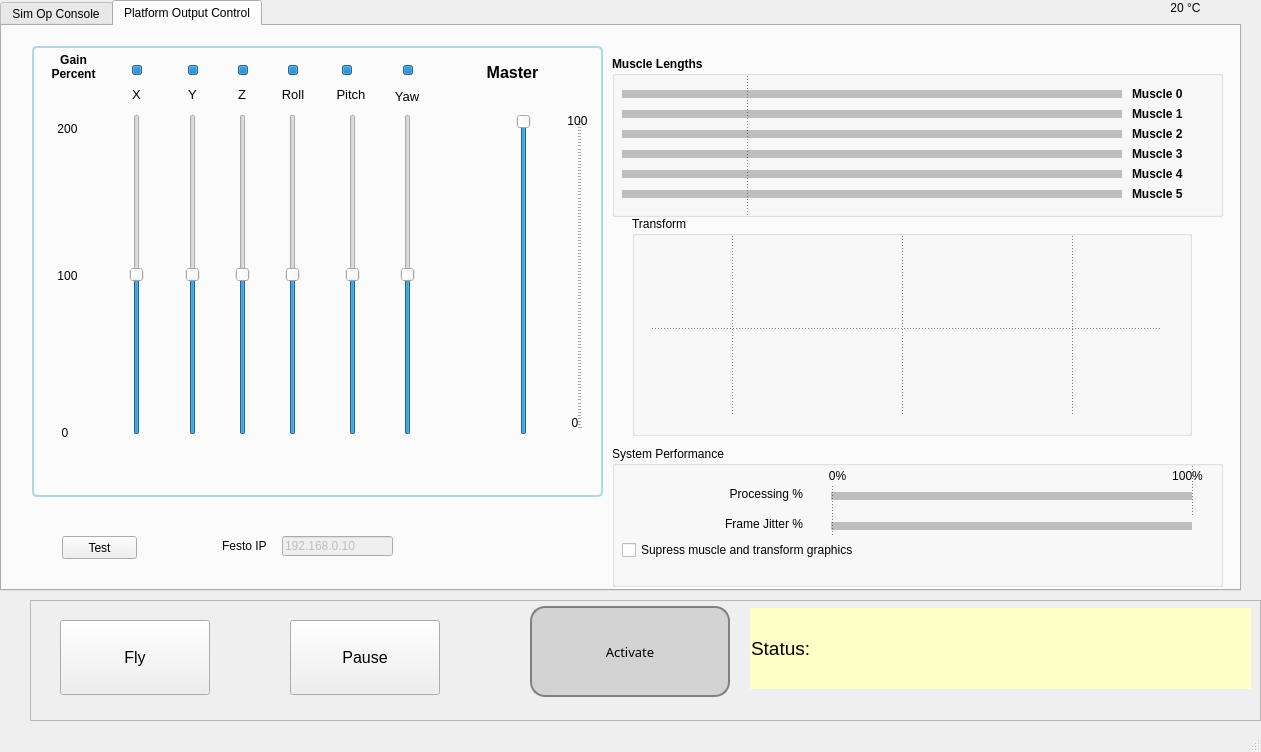
The window that SimInterface_1280.ui (michaelmargolis/SimOpConsole) describes before a commit, drawn with Qt 5.
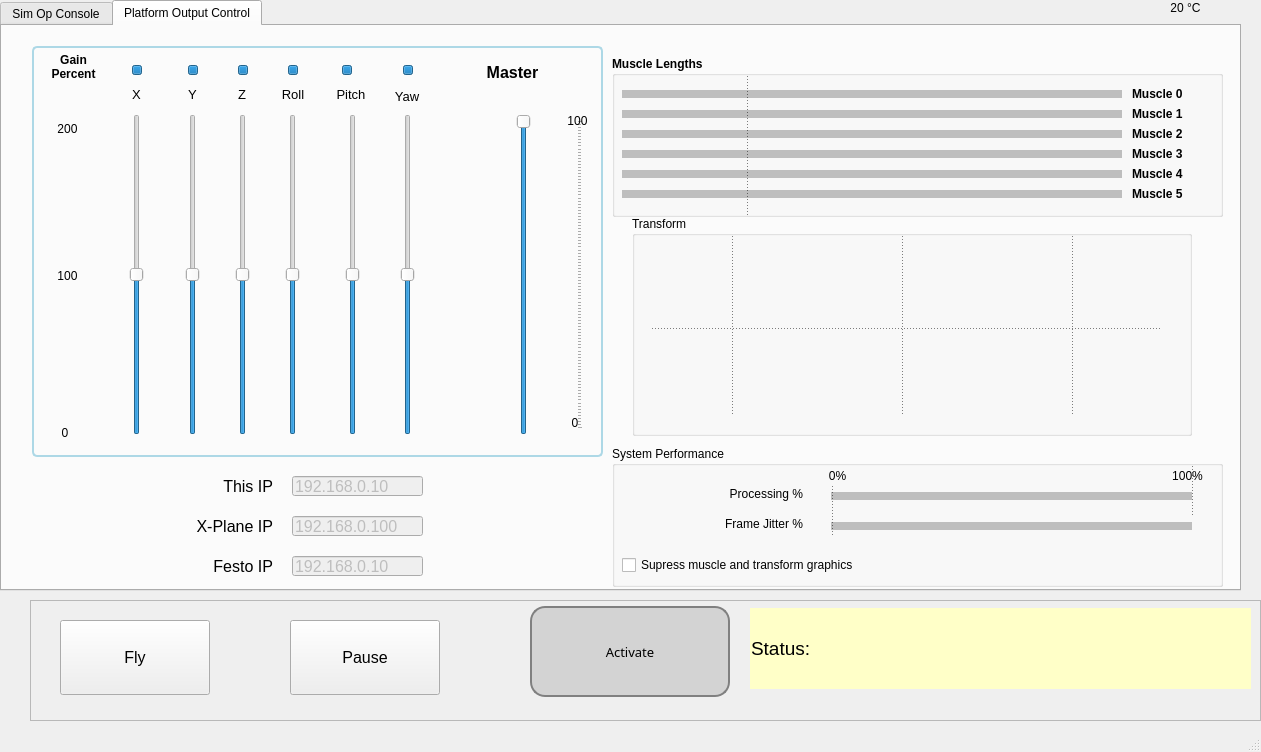
The same window after the commit. The open tabs and pages were chosen to show the change. Icons and pictures are not drawn.

Commit message: updates to core and ui for revised state machine

Patch:
```diff
--- a/SimInterface_1280.ui
+++ b/SimInterface_1280.ui
@@ -1571,7 +1571,7 @@
         <x>30</x>
         <y>20</y>
         <width>571</width>
-        <height>451</height>
+        <height>411</height>
        </rect>
       </property>
       <property name="styleSheet">
@@ -2132,19 +2132,6 @@
        </property>
       </widget>
      </widget>
-     <widget class="QPushButton" name="pushButton">
-      <property name="geometry">
-       <rect>
-        <x>60</x>
-        <y>510</y>
-        <width>75</width>
-        <height>23</height>
-       </rect>
-      </property>
-      <property name="text">
-       <string>Test</string>
-      </property>
-     </widget>
      <widget class="QGroupBox" name="gb_actuator_percent">
       <property name="geometry">
        <rect>
@@ -2723,7 +2710,7 @@
        <property name="geometry">
         <rect>
          <x>10</x>
-         <y>95</y>
+         <y>110</y>
          <width>501</width>
          <height>18</height>
         </rect>
@@ -2829,15 +2816,23 @@
      <widget class="QLabel" name="label_21">
       <property name="geometry">
        <rect>
-        <x>220</x>
-        <y>510</y>
-        <width>61</width>
+        <x>180</x>
+        <y>530</y>
+        <width>91</width>
         <height>20</height>
        </rect>
       </property>
+      <property name="font">
+       <font>
+        <pointsize>12</pointsize>
+       </font>
+      </property>
       <property name="text">
        <string>Festo IP</string>
       </property>
+      <property name="alignment">
+       <set>Qt::AlignRight|Qt::AlignTrailing|Qt::AlignVCenter</set>
+      </property>
      </widget>
      <widget class="QLineEdit" name="txt_festo_ip">
       <property name="enabled">
@@ -2845,16 +2840,105 @@
       </property>
       <property name="geometry">
        <rect>
-        <x>280</x>
-        <y>510</y>
-        <width>111</width>
+        <x>290</x>
+        <y>530</y>
+        <width>131</width>
         <height>20</height>
        </rect>
       </property>
+      <property name="font">
+       <font>
+        <pointsize>12</pointsize>
+       </font>
+      </property>
       <property name="text">
        <string>192.168.0.10</string>
       </property>
      </widget>
+     <widget class="QLineEdit" name="txt_xplane_ip">
+      <property name="enabled">
+       <bool>false</bool>
+      </property>
+      <property name="geometry">
+       <rect>
+        <x>290</x>
+        <y>490</y>
+        <width>131</width>
+        <height>20</height>
+       </rect>
+      </property>
+      <property name="font">
+       <font>
+        <pointsize>12</pointsize>
+       </font>
+      </property>
+      <property name="text">
+       <string>192.168.0.100</string>
+      </property>
+     </widget>
+     <widget class="QLabel" name="label_28">
+      <property name="geometry">
+       <rect>
+        <x>180</x>
+        <y>490</y>
+        <width>91</width>
+        <height>20</height>
+       </rect>
+      </property>
+      <property name="font">
+       <font>
+        <pointsize>12</pointsize>
+       </font>
+      </property>
+      <property name="text">
+       <string>X-Plane IP</string>
+      </property>
+      <property name="alignment">
+       <set>Qt::AlignRight|Qt::AlignTrailing|Qt::AlignVCenter</set>
+      </property>
+     </widget>
+     <widget class="QLineEdit" name="txt_this_ip">
+      <property name="enabled">
+       <bool>false</bool>
+      </property>
+      <property name="geometry">
+       <rect>
+        <x>290</x>
+        <y>450</y>
+        <width>131</width>
+        <height>20</height>
+       </rect>
+      </property>
+      <property name="font">
+       <font>
+        <pointsize>12</pointsize>
+       </font>
+      </property>
+      <property name="text">
+       <string>192.168.0.10</string>
+      </property>
+     </widget>
+     <widget class="QLabel" name="label_30">
+      <property name="geometry">
+       <rect>
+        <x>180</x>
+        <y>450</y>
+        <width>91</width>
+        <height>20</height>
+       </rect>
+      </property>
+      <property name="font">
+       <font>
+        <pointsize>12</pointsize>
+       </font>
+      </property>
+      <property name="text">
+       <string>This IP</string>
+      </property>
+      <property name="alignment">
+       <set>Qt::AlignRight|Qt::AlignTrailing|Qt::AlignVCenter</set>
+      </property>
+     </widget>
     </widget>
    </widget>
    <widget class="QFrame" name="grp_platform_control">
```
The commit also changes 3 other files.
